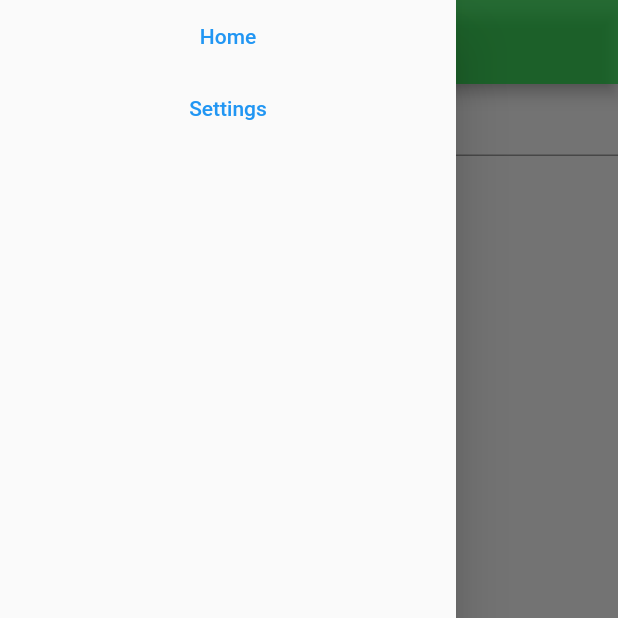
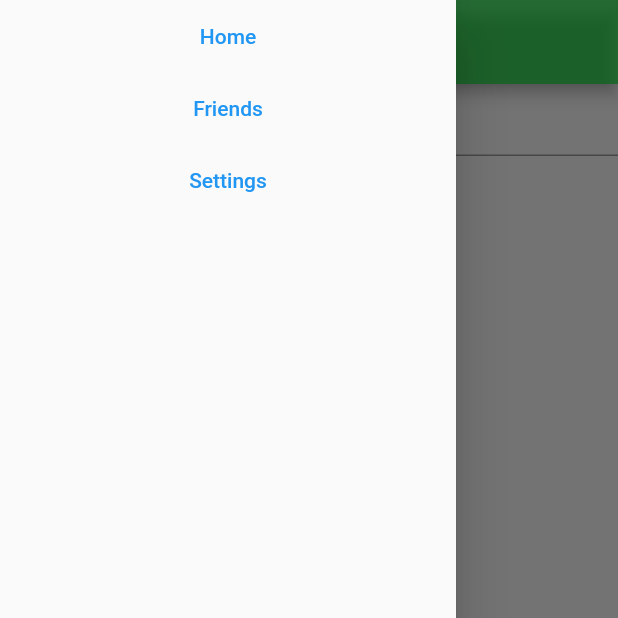
Before and after one commit to bjw16/small_social_network, a Flutter app: the MyHomePage screen opened by its route, with the side drawer open, on a phone screen of 412 x 824 dp, the top half of it. Run offline on Flutter 3.47's test engine with Material 2 defaults, Android fonts, the phone set to English and light mode, and no system bars; our stand-ins replace cloud_firestore, firebase_auth, firebase_core; missing offline and left inert: cloud_firestore_web, firebase_auth_web, firebase_core_web; accounts and stored records are empty.

Commit message:
Added Friends Tab

```diff
--- a/lib/Assets/CustomDrawer.dart
+++ b/lib/Assets/CustomDrawer.dart
@@ -11,6 +11,12 @@ class CustomDrawer extends StatelessWidget {
         child: ListView(
       children: [
         TextButton(onPressed: () {}, child: Text("Home")),
+        TextButton(
+            onPressed: () {
+              Navigator.pop(context);
+              Navigator.pushNamed(context, "/friends");
+            },
+            child: Text("Friends")),
         TextButton(onPressed: () {}, child: Text("Settings"))
       ],
     ));
--- a/lib/main.dart
+++ b/lib/main.dart
@@ -4,6 +4,8 @@ import 'package:firebase_core/firebase_core.dart';
 import 'package:firebase_auth/firebase_auth.dart';
 import 'package:cloud_firestore/cloud_firestore.dart';
 import 'package:myapp/Pages/home.dart';
+
+import 'Pages/friends.dart';
 
 FirebaseAuth auth = FirebaseAuth.instance;
 CollectionReference users = FirebaseFirestore.instance.collection('users');
@@ -21,6 +23,8 @@ void main() async {
       '/': (context) => LoginPage(),
       // When navigating to the "/second" route, build the SecondScreen widget.
       '/myHomePage': (context) => MyHomePage(
+          title: "Lil Social Network", uid: auth.currentUser!.uid.toString()),
+      '/friends': (context) => friendsPage(
           title: "Lil Social Network", uid: auth.currentUser!.uid.toString()),
     },
   ));
```
Also changed, not shown: lib/Pages/friends.dart (added, +42 -0 lines).
